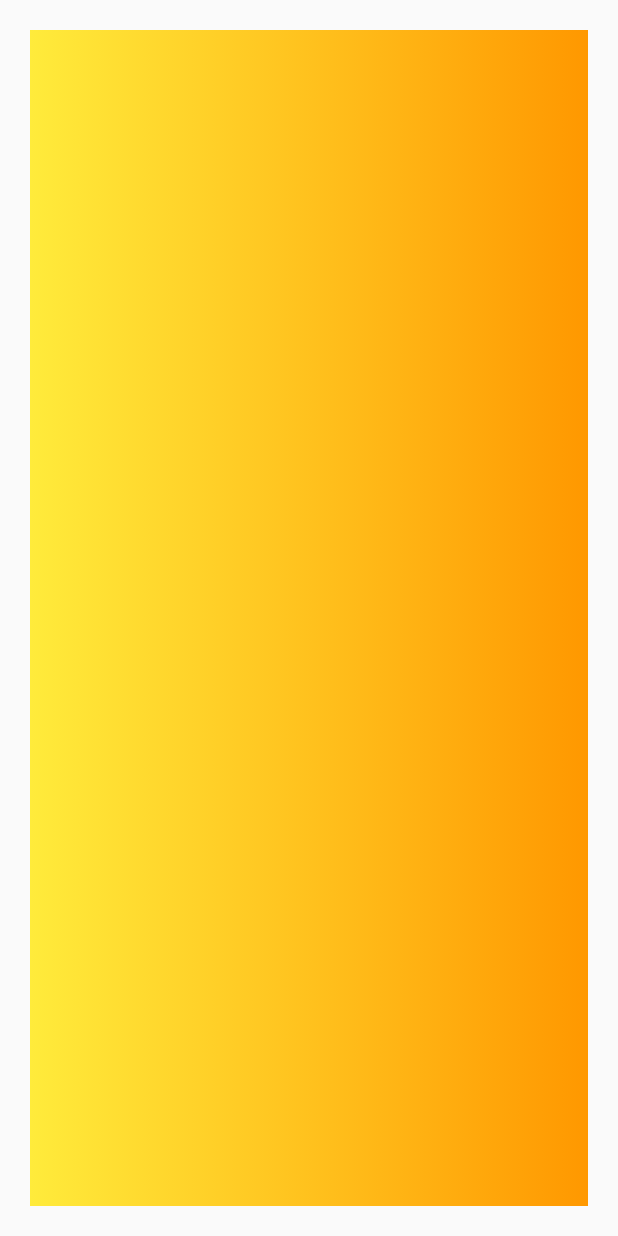
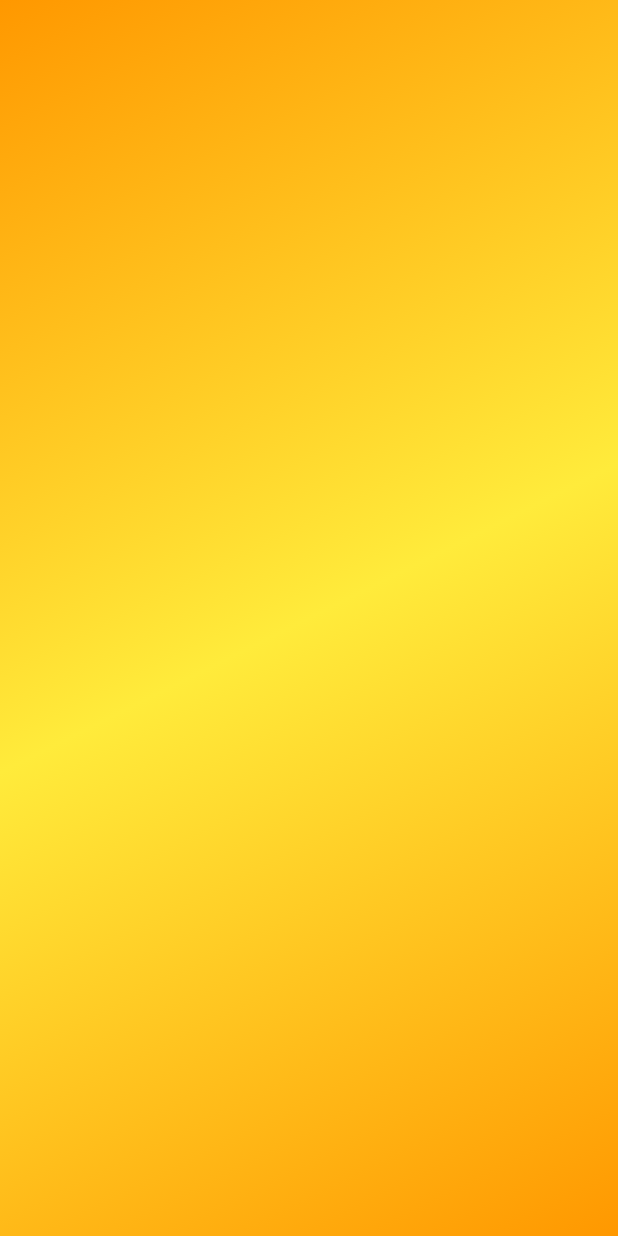
Before and after one commit to littleironical/My_First_Website, a Flutter app: the screen it shows after launch, on a phone screen of 412 x 824 dp. Run offline on Flutter 3.47's test engine with Material 2 defaults, Android fonts, the phone set to English and light mode, and no system bars.

Commit message:
alignment

```diff
--- a/lib/main.dart
+++ b/lib/main.dart
@@ -15,12 +15,12 @@ class MyApp extends StatelessWidget {
         accentColor: Colors.white
       ),
       home: Scaffold(
-        body: Padding(
-          padding: EdgeInsets.all(20.0),
-          child: Container(
+        body: Container(
             decoration: BoxDecoration(
               gradient: LinearGradient(
-                colors: [Colors.yellow, Colors.orange]
+                colors: [Colors.orange, Colors.yellow, Colors.orange],
+                begin: Alignment.topLeft,
+                end: Alignment.bottomRight,
               )
             ),
             // child: Container(
@@ -36,7 +36,6 @@ class MyApp extends StatelessWidget {
             // ),
           ),
         ),
-      ),
     );
   }
 }
```
